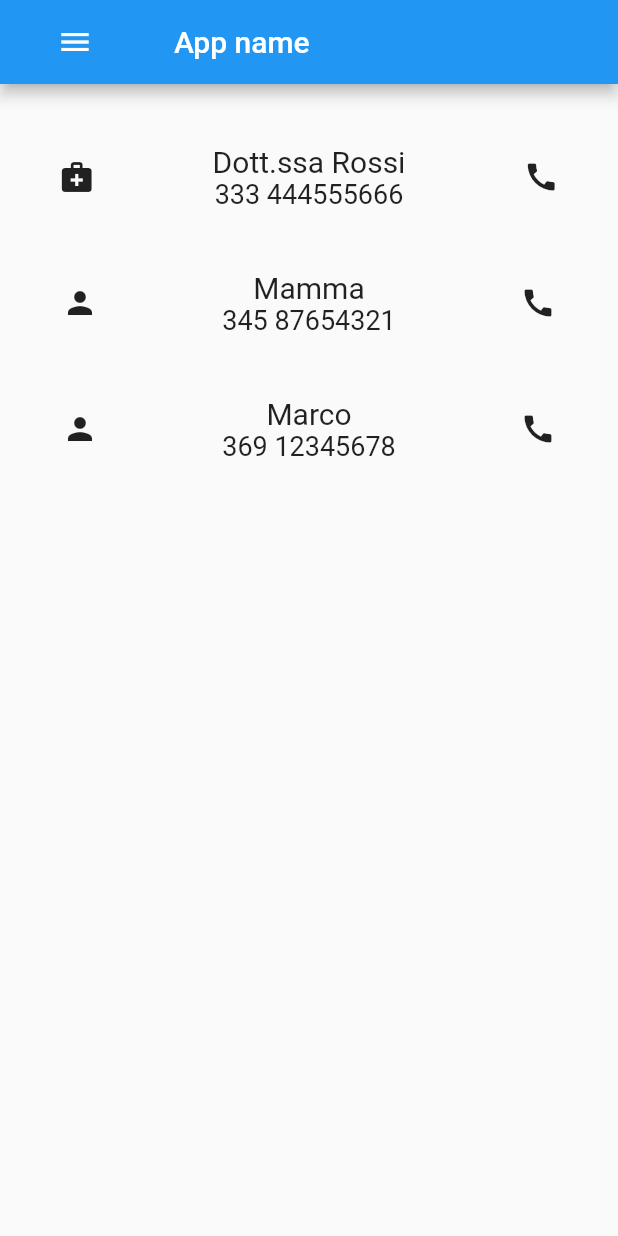
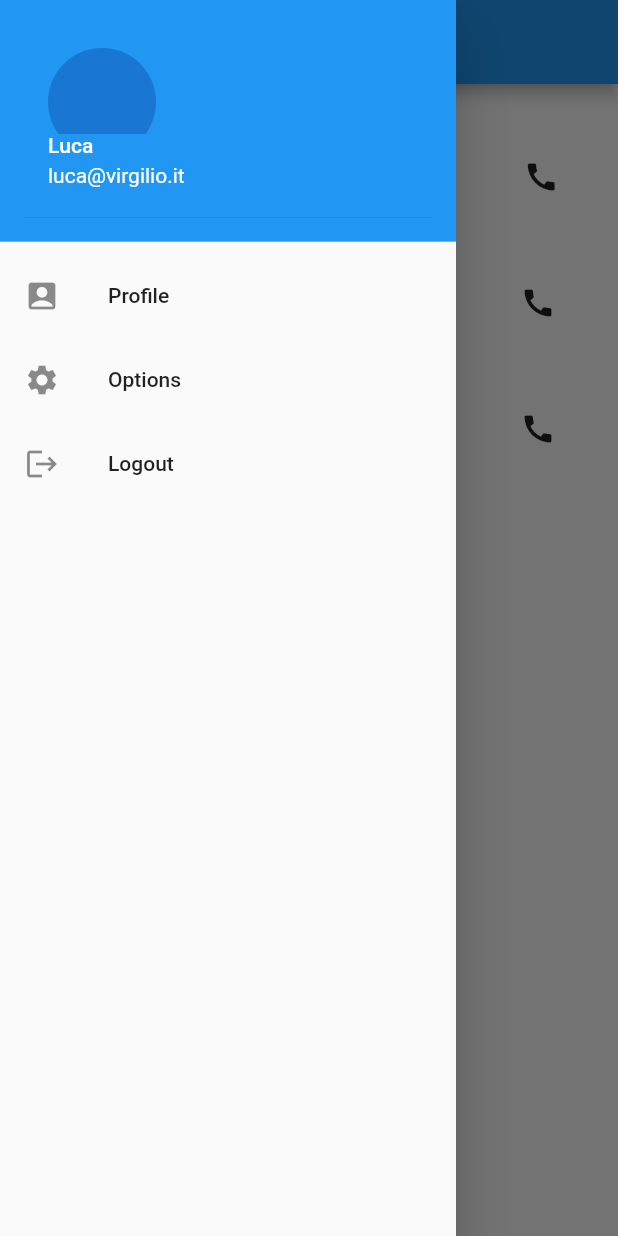
Before and after one commit to urbanitomm/bwthw, a Flutter app: the Contacts screen opened directly, with the side drawer open (before the commit the screen has no drawer), on a phone screen of 412 x 824 dp. Run offline on Flutter 3.47's test engine with Material 2 defaults, Android fonts, the phone set to English and light mode, and no system bars; our stand-ins replace material_design_icons_flutter, shared_preferences, syncfusion_flutter_calendar; accounts and stored records are empty.

Commit message:
Aggiunta classe drawer e appbar + pag profilo refactoring completo di appbar e drawer, aggiunti come classe indipendente e aggiunta pagina profilo

```diff
--- a/lib/screens/calendar.dart
+++ b/lib/screens/calendar.dart
@@ -1,6 +1,8 @@
 import 'package:syncfusion_flutter_calendar/calendar.dart';
 import 'package:flutter/material.dart';
 import 'package:flutter/material.dart';
+import 'package:progetto_wearable/utils/mydrawer.dart';
+import 'package:progetto_wearable/utils/myappbar.dart';
 import 'package:progetto_wearable/screens/data.dart';
 import 'package:progetto_wearable/screens/homepage.dart';
 import 'package:progetto_wearable/screens/diary.dart';
@@ -16,7 +18,7 @@ class Calendar extends StatelessWidget {
   Widget build(BuildContext context) {
     print('Calendar built');
     return Scaffold(
-    /* Lascio qui l'app bar nel caso torni utile copiarla
+      /* Lascio qui l'app bar nel caso torni utile copiarla
       appBar: AppBar(
         title: Text('App Name'),
         leading: IconButton(
--- a/lib/screens/contacts.dart
+++ b/lib/screens/contacts.dart
@@ -1,5 +1,7 @@
 import 'package:flutter/material.dart';
 import 'package:progetto_wearable/screens/data.dart';
+import 'package:progetto_wearable/utils/mydrawer.dart';
+import 'package:progetto_wearable/utils/myappbar.dart';
 import 'package:progetto_wearable/screens/homepage.dart';
 import 'package:progetto_wearable/screens/login.dart';
 class Contacts extends StatelessWidget {
@@ -13,11 +15,8 @@ class Contacts extends StatelessWidget {
     print('Diary built');
 
     return Scaffold(
-      appBar: AppBar(
-        title: Text('App name'),
-        leading: Icon(Icons.menu),
-        leadingWidth: 100,
-      ),
+      appBar: MyAppbar(),
+      drawer: MyDrawer(),
       body: Center(
         child: Column(
           //mainAxisAlignment: MainAxisAlignment.center,
--- a/lib/screens/data.dart
+++ b/lib/screens/data.dart
@@ -1,4 +1,6 @@
 import 'package:flutter/material.dart';
+import 'package:progetto_wearable/utils/mydrawer.dart';
+import 'package:progetto_wearable/utils/myappbar.dart';
 import 'package:material_design_icons_flutter/material_design_icons_flutter.dart';
 import 'package:intl/intl.dart';
 import 'package:provider/provider.dart';
@@ -16,6 +18,7 @@ class Data extends StatelessWidget {
   @override
   Widget build(BuildContext context) {
     return Scaffold(
+      //Non è necessario importare appbar e drawer perchè sono gia in homeapge
             body:
               const Text(
                 'Grafico',
--- a/lib/screens/home.dart
+++ b/lib/screens/home.dart
@@ -2,6 +2,8 @@ import 'package:flutter/material.dart';
 import 'package:progetto_wearable/screens/contacts.dart';
 import 'package:progetto_wearable/screens/data.dart';
 import 'package:progetto_wearable/screens/selfReport.dart';
+import 'package:progetto_wearable/utils/mydrawer.dart';
+import 'package:progetto_wearable/utils/myappbar.dart';
 import 'package:progetto_wearable/screens/homepage.dart';
 import 'package:progetto_wearable/screens/diary.dart';
 import 'package:progetto_wearable/screens/login.dart';
--- /dev/null
+++ b/lib/utils/myappbar.dart
@@ -0,0 +1,20 @@
+import 'dart:convert';
+import 'package:flutter/material.dart';
+import 'package:progetto_wearable/screens/data.dart';
+import 'package:progetto_wearable/screens/homepage.dart';
+import 'package:progetto_wearable/screens/home.dart';
+import 'package:progetto_wearable/screens/diary.dart';
+import 'package:progetto_wearable/screens/login.dart';
+
+class MyAppbar extends StatelessWidget implements PreferredSizeWidget {
+  @override
+  Size get preferredSize => Size.fromHeight(kToolbarHeight);
+  @override
+  Widget build(BuildContext context) {
+    return AppBar(
+        title: Text('App name'),
+        //leading: Icon(Icons.menu),
+        //leadingWidth: 100,
+      );
+  }
+}
--- /dev/null
+++ b/lib/utils/mydrawer.dart
@@ -0,0 +1,53 @@
+import 'package:flutter/material.dart';
+import 'package:progetto_wearable/screens/data.dart';
+import 'package:progetto_wearable/screens/homepage.dart';
+import 'package:progetto_wearable/screens/home.dart';
+import 'package:progetto_wearable/screens/diary.dart';
+import 'package:progetto_wearable/screens/login.dart';
+import 'package:progetto_wearable/screens/profile.dart';
+
+class MyDrawer extends StatelessWidget {
+  @override
+  Widget build(BuildContext context) {
+    return Drawer(
+        child: ListView(
+          children: [
+            DrawerHeader(
+              child: Stack(
+                children: [
+                  UserAccountsDrawerHeader(
+                    accountName: Text("Luca"),
+                    accountEmail: Text("luca@virgilio.it"),
+                    //TODO: aggiungere foto profilo
+                    currentAccountPicture: CircleAvatar(
+                    //backgroundImage: NetworkImage(
+                    //"https://appmaking.co/wp-content/uploads/2021/08/appmaking-logo-colored.png"),
+              ),)
+                ],
+              ),
+              decoration: BoxDecoration(
+                color: Colors.blue,
+              ),
+            ),
+            ListTile(
+              leading: Icon(Icons.account_box),
+              title: Text("Profile"),
+              onTap: () {
+                Navigator.push(context, MaterialPageRoute(builder: (context) => Profile()));
+              },
+            ),
+            ListTile(
+              leading: Icon(Icons.settings),
+              title: Text("Options"),
+              onTap: () {},
+            ),
+            ListTile(
+              leading: Icon(Icons.logout),
+              title: Text("Logout"),
+              onTap: () {},
+            ),
+          ],
+        ),
+      );
+  }
+}
```
Also changed, not shown: lib/screens/diary.dart (+4 -5 lines), lib/screens/homepage.dart (+2 -5 lines), lib/screens/login.dart (+3 -5 lines), lib/screens/profile.dart (added, +47 -0 lines), lib/screens/selfReport.dart (+3 -5 lines), lib/screens/test_home.dart (deleted, +0 -167 lines), 1 other file.
